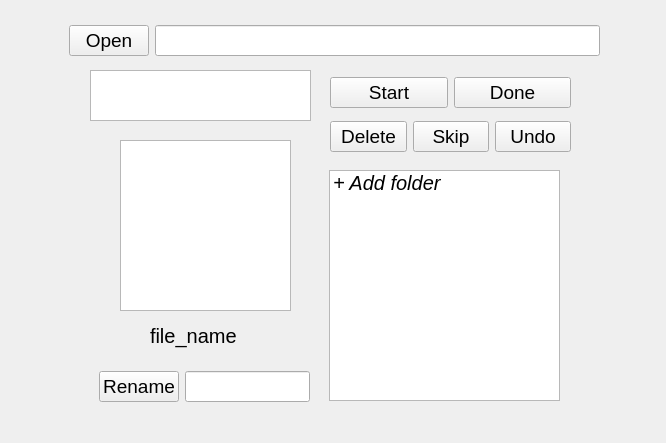
This is file_organizer/ui/window.ui in ShiqiangXia/FileOrganizerApp as Qt 5 draws it before an edit. The edited form follows.
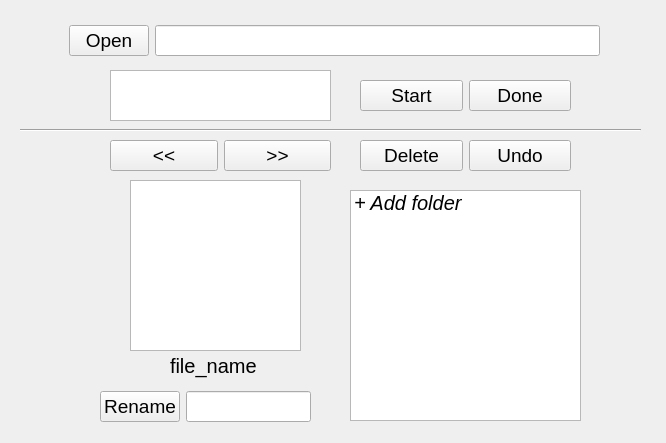
This is the edited form.

Commit message: add skp left button and can cicle around all files

The edit to the form file:
```diff
--- a/file_organizer/ui/window.ui
+++ b/file_organizer/ui/window.ui
@@ -21,8 +21,8 @@
   <widget class="QListWidget" name="moveFolderList">
    <property name="geometry">
     <rect>
-     <x>329</x>
-     <y>170</y>
+     <x>350</x>
+     <y>190</y>
      <width>231</width>
      <height>231</height>
     </rect>
@@ -57,8 +57,8 @@
   <widget class="QGraphicsView" name="picView">
    <property name="geometry">
     <rect>
-     <x>120</x>
-     <y>140</y>
+     <x>130</x>
+     <y>180</y>
      <width>171</width>
      <height>171</height>
     </rect>
@@ -67,8 +67,8 @@
   <widget class="QLabel" name="fileNameLabel">
    <property name="geometry">
     <rect>
-     <x>150</x>
-     <y>320</y>
+     <x>170</x>
+     <y>350</y>
      <width>101</width>
      <height>31</height>
     </rect>
@@ -88,68 +88,13 @@
   <widget class="QPlainTextEdit" name="infoText">
    <property name="geometry">
     <rect>
-     <x>90</x>
+     <x>110</x>
      <y>70</y>
      <width>221</width>
      <height>51</height>
     </rect>
    </property>
   </widget>
-  <widget class="QWidget" name="layoutWidget">
-   <property name="geometry">
-    <rect>
-     <x>330</x>
-     <y>70</y>
-     <width>241</width>
-     <height>91</height>
-    </rect>
-   </property>
-   <layout class="QVBoxLayout" name="verticalLayout">
-    <item>
-     <layout class="QHBoxLayout" name="horizontalLayout">
-      <item>
-       <widget class="QPushButton" name="startBtn">
-        <property name="text">
-         <string>Start</string>
-        </property>
-       </widget>
-      </item>
-      <item>
-       <widget class="QPushButton" name="doneBtn">
-        <property name="text">
-         <string>Done</string>
-        </property>
-       </widget>
-      </item>
-     </layout>
-    </item>
-    <item>
-     <layout class="QHBoxLayout" name="horizontalLayout_2">
-      <item>
-       <widget class="QPushButton" name="deleteBtn">
-        <property name="text">
-         <string>Delete</string>
-        </property>
-       </widget>
-      </item>
-      <item>
-       <widget class="QPushButton" name="skipBtn">
-        <property name="text">
-         <string>Skip</string>
-        </property>
-       </widget>
-      </item>
-      <item>
-       <widget class="QPushButton" name="undoBtn">
-        <property name="text">
-         <string>Undo</string>
-        </property>
-       </widget>
-      </item>
-     </layout>
-    </item>
-   </layout>
-  </widget>
   <widget class="QWidget" name="layoutWidget">
    <property name="geometry">
     <rect>
@@ -182,8 +127,8 @@
   <widget class="QWidget" name="layoutWidget">
    <property name="geometry">
     <rect>
-     <x>99</x>
-     <y>370</y>
+     <x>100</x>
+     <y>390</y>
      <width>211</width>
      <height>33</height>
     </rect>
@@ -205,6 +150,97 @@
     </item>
    </layout>
   </widget>
+  <widget class="Line" name="line">
+   <property name="geometry">
+    <rect>
+     <x>20</x>
+     <y>120</y>
+     <width>621</width>
+     <height>20</height>
+    </rect>
+   </property>
+   <property name="orientation">
+    <enum>Qt::Horizontal</enum>
+   </property>
+  </widget>
+  <widget class="QWidget" name="">
+   <property name="geometry">
+    <rect>
+     <x>360</x>
+     <y>140</y>
+     <width>211</width>
+     <height>31</height>
+    </rect>
+   </property>
+   <layout class="QHBoxLayout" name="horizontalLayout_2">
+    <item>
+     <widget class="QPushButton" name="deleteBtn">
+      <property name="text">
+       <string>Delete</string>
+      </property>
+     </widget>
+    </item>
+    <item>
+     <widget class="QPushButton" name="undoBtn">
+      <property name="text">
+       <string>Undo</string>
+      </property>
+     </widget>
+    </item>
+   </layout>
+  </widget>
+  <widget class="QWidget" name="">
+   <property name="geometry">
+    <rect>
+     <x>110</x>
+     <y>140</y>
+     <width>221</width>
+     <height>31</height>
+    </rect>
+   </property>
+   <layout class="QHBoxLayout" name="horizontalLayout_5">
+    <item>
+     <widget class="QPushButton" name="skipLeftBtn">
+      <property name="text">
+       <string>&lt;&lt;</string>
+      </property>
+     </widget>
+    </item>
+    <item>
+     <widget class="QPushButton" name="skipBtn">
+      <property name="text">
+       <string>&gt;&gt;</string>
+      </property>
+     </widget>
+    </item>
+   </layout>
+  </widget>
+  <widget class="QWidget" name="">
+   <property name="geometry">
+    <rect>
+     <x>360</x>
+     <y>80</y>
+     <width>211</width>
+     <height>31</height>
+    </rect>
+   </property>
+   <layout class="QHBoxLayout" name="horizontalLayout">
+    <item>
+     <widget class="QPushButton" name="startBtn">
+      <property name="text">
+       <string>Start</string>
+      </property>
+     </widget>
+    </item>
+    <item>
+     <widget class="QPushButton" name="doneBtn">
+      <property name="text">
+       <string>Done</string>
+      </property>
+     </widget>
+    </item>
+   </layout>
+  </widget>
  </widget>
  <resources/>
  <connections/>
```
The commit also changes 2 other files.
